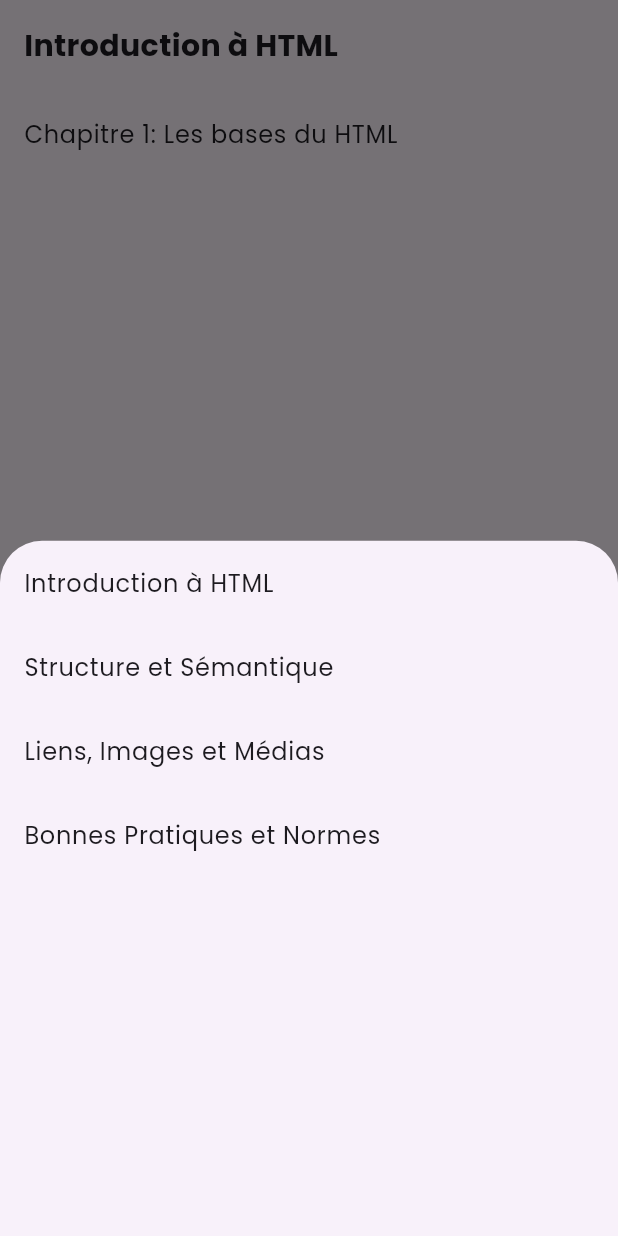
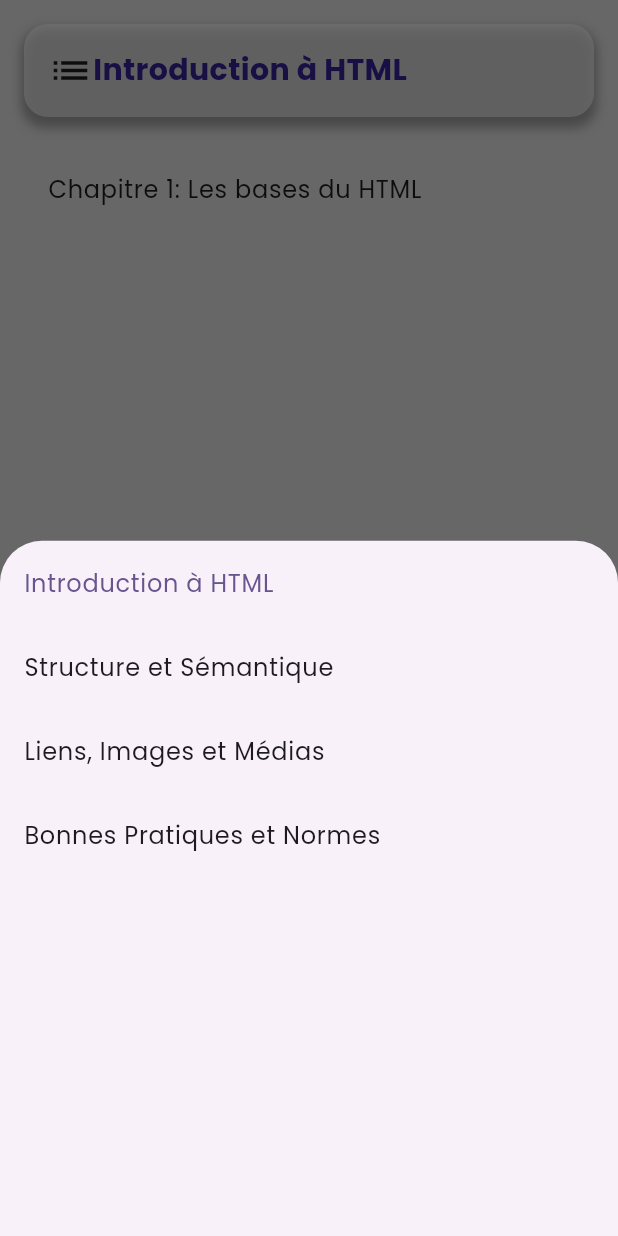
Before and after one commit to Godisouleymane/Nerd-app, a Flutter app: the HtmlCourseScreen screen opened directly, after a tap on "Introduction à HTML", on a phone screen of 412 x 824 dp. Run offline on Flutter 3.47's test engine with Material 3 defaults, Android fonts, the phone set to English and light mode, and no system bars; our stand-ins replace cloud_firestore, firebase_auth, firebase_core, flutter_svg, google_fonts, google_sign_in and 1 more; missing offline and left inert: dev_icons; accounts and stored records are empty.

Commit message:
recuperer et afficher le cours html dpuis firestore

```diff
--- a/lib/views/parcours/html/screenHTML.dart
+++ b/lib/views/parcours/html/screenHTML.dart
@@ -1,88 +1,132 @@
 import 'package:flutter/material.dart';
-import 'package:code_crafters/services/get_courses.dart';
+import 'package:code_crafters/services/get_courses.dart'; // Assurez-vous que vous importez correctement vos services
 import 'package:provider/provider.dart';
 
-class HtmlCourseScreen extends StatelessWidget {
+class HtmlCourseScreen extends StatefulWidget {
   const HtmlCourseScreen({Key? key}) : super(key: key);
 
   @override
-  Widget build(BuildContext context) {
-    return FutureBuilder<Course?>(
-      future: getHtmlCourseFromFirestore(),
-      builder: (context, snapshot) {
-        if (snapshot.connectionState == ConnectionState.waiting) {
-          return Scaffold(
-            body: Center(
-              child: CircularProgressIndicator(),
-            ),
-          );
-        } else if (snapshot.hasError) {
-          return Scaffold(
-            body: Center(
-              child: Text('Une erreur s\'est produite: ${snapshot.error}'),
-            ),
-          );
-        } else {
-          return CourseInterface(course: snapshot.data!);
-        }
-      },
-    );
-  }
+  _HtmlCourseScreenState createState() => _HtmlCourseScreenState();
 }
 
-class CourseInterface extends StatelessWidget {
-  final Course course;
+class _HtmlCourseScreenState extends State<HtmlCourseScreen> {
+  late Course? _htmlCourse;
+  late Module _selectedModule;
 
-  const CourseInterface({Key? key, required this.course}) : super(key: key);
+  @override
+  void initState() {
+    super.initState();
+    _loadHtmlCourse();
+  }
+
+  Future<void> _loadHtmlCourse() async {
+    final course = await getHtmlCourseFromFirestore();
+    setState(() {
+      _htmlCourse = course;
+      if (course != null && course.modules.isNotEmpty) {
+        _selectedModule = course.modules.first;
+      }
+    });
+  }
 
   @override
   Widget build(BuildContext context) {
-    final firstModule = course.modules.first;
     return Scaffold(
-      body: Column(
+      backgroundColor: Colors.grey.shade300,
+      body: _htmlCourse == null
+          ? Center(
+              child: CircularProgressIndicator(),
+            )
+          : SafeArea(
+              child: Padding(
+                padding: const EdgeInsets.all(16.0),
+                child: Column(
                   crossAxisAlignment: CrossAxisAlignment.start,
                   children: [
                     GestureDetector(
                       onTap: () {
+                        _showModulesBottomSheet(context);
+                      },
+                      child: Container(
+                        width: MediaQuery.of(context).size.width,
+                        padding: const EdgeInsets.all(16.0),
+                        decoration: BoxDecoration(
+                          color: Colors.white54,
+                          borderRadius: BorderRadius.circular(16.0),
+                          boxShadow: const [
+                            BoxShadow(
+                              color: Colors.grey,
+                              spreadRadius: 2,
+                              blurRadius: 5,
+                              offset: Offset(0, 5),
+                            ),
+                          ],
+                        ),
+                        child: Row(
+                          crossAxisAlignment: CrossAxisAlignment.start,
+                          children: [
+                            const Icon(
+                              Icons.list,
+                              size: 30,
+                            ),
+                            Flexible(
+                              child: Text(
+                                _selectedModule.title,
+                                softWrap: true,
+                                style: const TextStyle(
+                                  color: Color.fromARGB(255, 53, 32, 149),
+                                  fontSize: 20.0,
+                                  fontWeight: FontWeight.bold,
+                                ),
+                              ),
+                            ),
+                          ],
+                        ),
+                      ),
+                    ),
+                    const SizedBox(height: 20),
+                    Expanded(
+                      child: ListView.builder(
+                        itemCount: _selectedModule.chapters.length,
+                        itemBuilder: (BuildContext context, int index) {
+                          final chapter = _selectedModule.chapters[index];
+                          return ListTile(
+                            title: Text(chapter.title),
+                            // Vous pouvez ajouter une action lorsque l'utilisateur
+                            // sélectionne un chapitre ici
+                          );
+                        },
+                      ),
+                    ),
+                  ],
+                ),
+              ),
+            ),
+    );
+  }
+
+  void _showModulesBottomSheet(BuildContext context) {
     showModalBottomSheet(
       context: context,
-                builder: (context) {
+      builder: (BuildContext context) {
         return ListView.builder(
-                    itemCount: course.modules.length,
-                    itemBuilder: (context, index) {
-                      final module = course.modules[index];
+          itemCount: _htmlCourse!.modules.length,
+          itemBuilder: (BuildContext context, int index) {
+            final module = _htmlCourse!.modules[index];
+            final isSelected = module == _selectedModule;
             return ListTile(
               title: Text(module.title),
+              selected: isSelected,
               onTap: () {
                 Navigator.pop(context);
+                setState(() {
+                  _selectedModule = module;
+                });
               },
             );
           },
         );
       },
     );
-            },
-            child: Container(
-              padding: EdgeInsets.all(16.0),
-              child: Text(
-                firstModule.title,
-                style: TextStyle(fontSize: 20, fontWeight: FontWeight.bold),
-              ),
-            ),
-          ),
-          Expanded(
-            child: ListView.builder(
-              itemCount: firstModule.chapters.length,
-              itemBuilder: (context, index) {
-                final chapter = firstModule.chapters[index];
-                return ListTile(
-                  title: Text(chapter.title),
-                );
-              },
-            ),
-          ),
-        ],
-      ),
-    );
   }
 }
```
Lines whose indentation alone changed are shown as unchanged.
